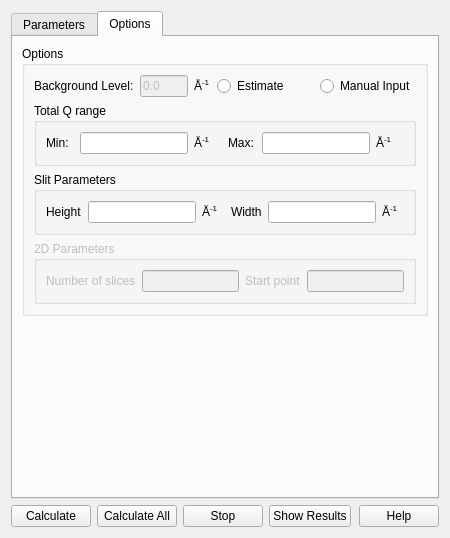
Old version of the form src/sas/qtgui/Perspectives/Inversion/UI/TabbedInversionUI.ui in the repository SasView/sasview.
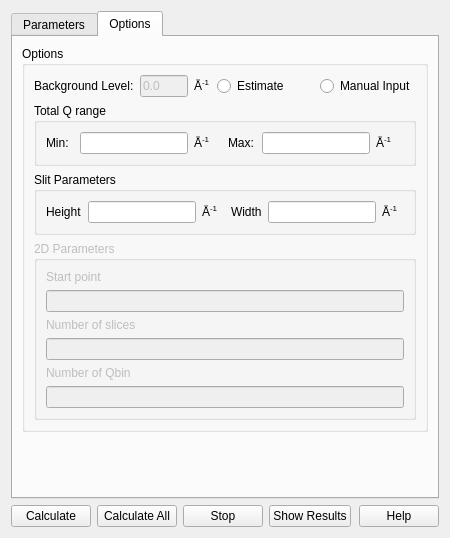
New version of the form. The open tabs and pages were chosen to show the change.

Commit message:
Sliced 2D data can be imported to Pr inverter and multiple slices can be plotted on a single plot.
However, currently only one of the slices is calculated using Pr, this will be changed (Hopefully) in the next commit so that all sliced can be processed together similarly to 1D Batch and its outputs displayed in a table.

```diff
--- a/src/sas/qtgui/Perspectives/Inversion/UI/TabbedInversionUI.ui
+++ b/src/sas/qtgui/Perspectives/Inversion/UI/TabbedInversionUI.ui
@@ -797,17 +797,7 @@
             <property name="title">
              <string>2D Parameters</string>
             </property>
-            <layout class="QHBoxLayout" name="horizontalLayout_6">
-             <item>
-              <widget class="QLabel" name="label_30">
-               <property name="text">
-                <string>Number of slices</string>
-               </property>
-              </widget>
-             </item>
-             <item>
-              <widget class="QLineEdit" name="noOfSlicesInput"/>
-             </item>
+            <layout class="QVBoxLayout" name="verticalLayout">
              <item>
               <widget class="QLabel" name="label_31">
                <property name="text">
@@ -818,6 +808,26 @@
              <item>
               <widget class="QLineEdit" name="startPointInput"/>
              </item>
+             <item>
+              <widget class="QLabel" name="label_30">
+               <property name="text">
+                <string>Number of slices</string>
+               </property>
+              </widget>
+             </item>
+             <item>
+              <widget class="QLineEdit" name="noOfSlicesInput"/>
+             </item>
+             <item>
+              <widget class="QLabel" name="label_23">
+               <property name="text">
+                <string>Number of Qbin</string>
+               </property>
+              </widget>
+             </item>
+             <item>
+              <widget class="QLineEdit" name="noOfQbin"/>
+             </item>
             </layout>
            </widget>
           </item>
```
Left out of the diff: 26 changed lines with no effect on the pictures. The commit also changes 2 other files.
